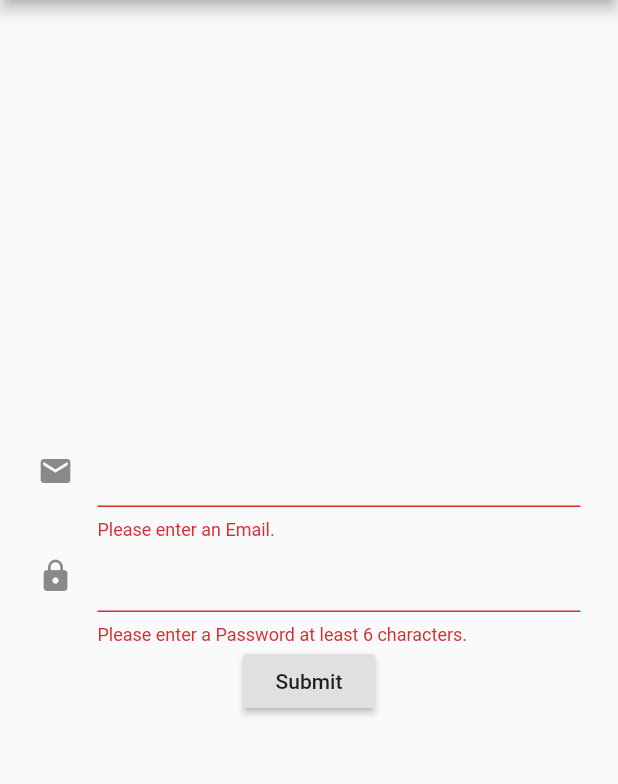
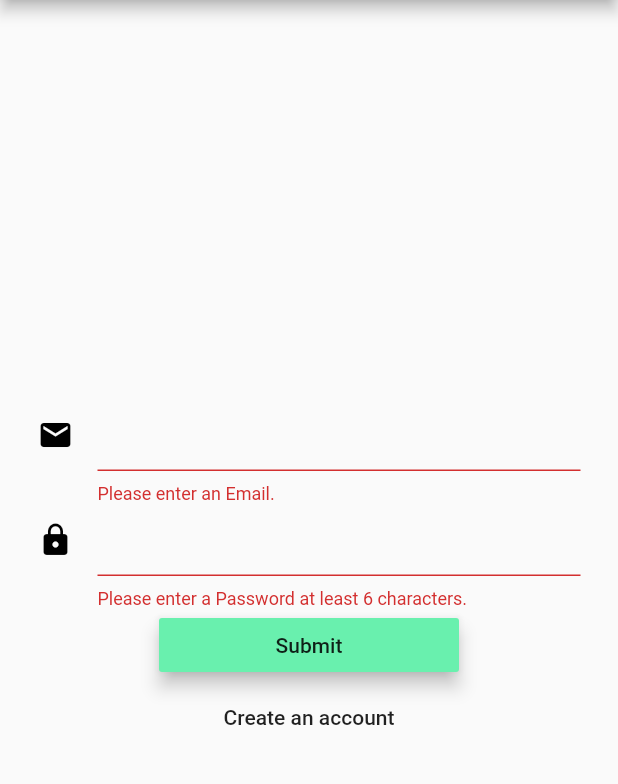
Before and after one commit to ChicoState/EasyGrocery, a Flutter app: the screen it shows after launch, after a tap on "Submit", on a phone screen of 412 x 824 dp, the part 84-868 px from its top. Run offline on Flutter 3.47's test engine with Material 2 defaults, Android fonts, the phone set to English and light mode, and no system bars.

Commit message:
Added login page functionality

```diff
--- a/lib/login.dart
+++ b/lib/login.dart
@@ -1,5 +1,7 @@
 
+  import 'package:firebase_auth/firebase_auth.dart';
   import 'package:flutter/material.dart';
+  import 'package:flutter/rendering.dart';
   import 'main.dart';
   class MyLoginPage extends StatefulWidget {
   MyLoginPage({Key key, this.title}) : super(key: key);
@@ -18,6 +20,7 @@ class _MyLoginPageState extends State<MyLoginPage> {
 
   //Store values into these variables upon entering them into field
   String _email, _password;
+
   final GlobalKey<FormState> _formKey = GlobalKey<FormState>();
 
   @override
@@ -45,43 +48,77 @@ class _MyLoginPageState extends State<MyLoginPage> {
           children: <Widget>[
             //Added textboxes with an icon
             TextFormField(
-              decoration: InputDecoration(icon: Icon(Icons.email), helperText: "Email"),
+              decoration: new InputDecoration(
+                icon: Icon(Icons.email, color: Colors.black),
+                helperText: "Email",
+                focusedBorder:UnderlineInputBorder(
+                  borderSide: const BorderSide(color: Colors.greenAccent, width: 2.0),
+                ),
+                ),
+              cursorColor: Colors.black,
+
               validator: (input){
                 if (input.isEmpty) {
                   return "Please enter an Email.";
                 }
               },
-              onSaved: (input) => _password = input,
+              onSaved: (input) => _email = input,
             ),
             TextFormField(
-              decoration: InputDecoration(icon: Icon(Icons.lock), helperText: "Password"),
+              decoration: InputDecoration(
+                icon: Icon(Icons.lock, color: Colors.black),
+                helperText: "Password",
+                focusedBorder:UnderlineInputBorder(
+                  borderSide: const BorderSide(color: Colors.greenAccent, width: 2.0),
+                ),
+                ),
+              cursorColor: Colors.black,
               validator: (input){
                 if (input.length < 6) {
                   return "Please enter a Password at least 6 characters.";
                 }
               },
-              onSaved: (input) => _email = input,
+              onSaved: (input) => _password = input,
               obscureText: true,
               ),
               //Added a submit button that goes to the next page upon press
-              RaisedButton(
+              //and authenticates email and password
+              MaterialButton(
+                //Login button with styling
                 onPressed: login,
+                elevation: 5,
+                minWidth: 200,
+                color: Colors.greenAccent,
                 //Labels the button with Submit
                 child: Text('Submit'),
-                )
+                ),
+                MaterialButton(
+                  //Register button with styling
+                  onPressed: () {},
+                child: Text('Create an account'),
+                ),
           ],
         ),
       ),),
     );
   }
-  void login()
+  Future<void> login() async
   {
     final formState = _formKey.currentState;
+    //Validates the textfields with the validators that we had specified.
+    //It will be under the textformfield called validator, we will need
+    //to add more.
     if (formState.validate()) {
       //Firebase stuff
+      formState.save();
+      try {
+      FirebaseUser user = await FirebaseAuth.instance.signInWithEmailAndPassword(email: _email, password: _password);
       Navigator.push(context,
       new MaterialPageRoute(builder: (context) => MyHomePage(title: 'EasyGrocery')),
       );
+      } catch (e) {
+        print(e.message);
+      }
     }
   }
 }
```
